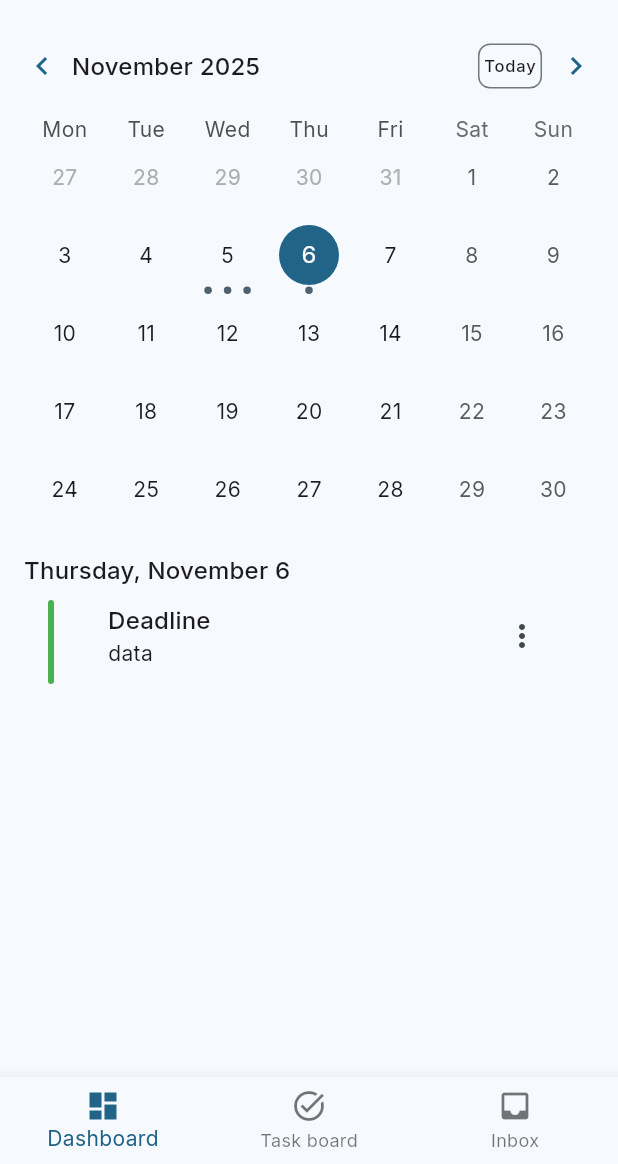
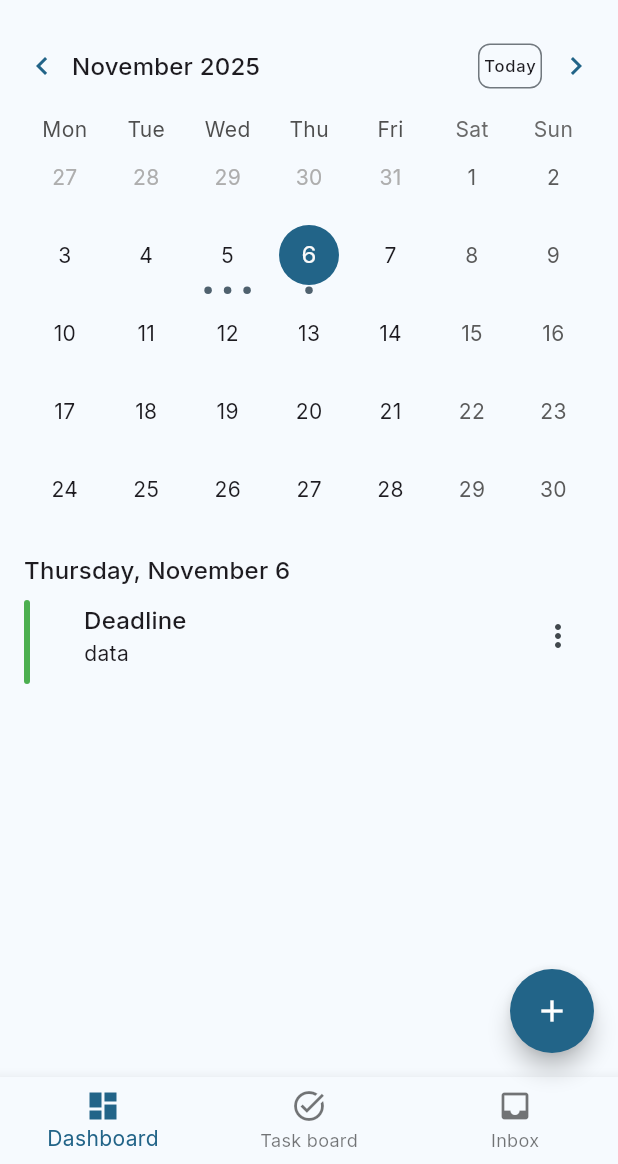
Before and after one commit to michaelnjuguna/hrm-employee-portal, a Flutter app: the screen it shows after launch, on a phone screen of 412 x 824 dp, the part 72-1236 px from its top. Run offline on Flutter 3.47's test engine with Material 3 defaults, Android fonts, the phone set to English and light mode, and no system bars; drawn by our look-alikes of table_calendar; our stand-ins replace flutter_riverpod, go_router, google_fonts, jiffy, package_info_plus, share_plus.

Commit message:
feat: Floating action button

```diff
--- a/lib/features/dashboard/models/event.dart
+++ b/lib/features/dashboard/models/event.dart
@@ -1,6 +1,9 @@
 class Event {
   final String title;
   final String? description;
+  final String? color;
+  // TODO: Make id required
+  final String? id;
 
-  const Event({required this.title, this.description});
+  const Event({this.id, required this.title, this.description, this.color});
 }
--- a/lib/features/dashboard/presentation/dashboard_screen.dart
+++ b/lib/features/dashboard/presentation/dashboard_screen.dart
@@ -12,7 +12,14 @@ class DashboardScreen extends StatefulWidget {
 class _DashboardScreenState extends State<DashboardScreen> {
   @override
   Widget build(BuildContext context) {
+    final colorScheme = Theme.of(context).colorScheme;
     return MainLayout(
+      floatingActionButton: FloatingActionButton(
+        onPressed: () {},
+        shape: const CircleBorder(),
+        backgroundColor: colorScheme.primary,
+        child: Icon(Icons.add, color: colorScheme.onPrimary),
+      ),
       child: Column(
         crossAxisAlignment: CrossAxisAlignment.start,
         children: [Calendar()],
--- a/lib/features/dashboard/presentation/widgets/event_card.dart
+++ b/lib/features/dashboard/presentation/widgets/event_card.dart
@@ -1,11 +1,6 @@
 import 'package:flutter/material.dart';
 
 import 'package:employee_portal/features/dashboard/models/event.dart';
-// class Event {
-//   final String title;
-//   final String? description;
-//   Event({required this.title, this.description});
-// }
 
 class EventCard extends StatefulWidget {
   final List<Event> events;
@@ -26,6 +21,7 @@ class _EventCardState extends State<EventCard> {
         final event = widget.events[index];
         return ListTile(
           isThreeLine: true,
+          contentPadding: EdgeInsets.zero,
           title: Text(event.title, style: textScheme.titleMedium),
           subtitle: Text(
             event.description ?? '',
--- a/lib/layouts/main_layout.dart
+++ b/lib/layouts/main_layout.dart
@@ -1,4 +1,3 @@
-import 'package:employee_portal/app/constants.dart';
 import 'package:employee_portal/core/providers/theme_mode_provider.dart';
 import 'package:flutter/material.dart';
 import 'package:flutter_riverpod/flutter_riverpod.dart';
@@ -8,7 +7,8 @@ import 'package:share_plus/share_plus.dart';
 
 class MainLayout extends ConsumerStatefulWidget {
   final Widget child;
-  const MainLayout({super.key, required this.child});
+  final Widget? floatingActionButton;
+  const MainLayout({super.key, required this.child, this.floatingActionButton});
   @override
   ConsumerState<MainLayout> createState() => _MainLayoutState();
 }
@@ -156,6 +156,7 @@ class _MainLayoutState extends ConsumerState<MainLayout> {
           ),
         ),
       ),
+      floatingActionButton: widget.floatingActionButton,
       bottomNavigationBar: BottomNavigationBar(
         currentIndex: currentIndex,
         onTap: (index) {
```
